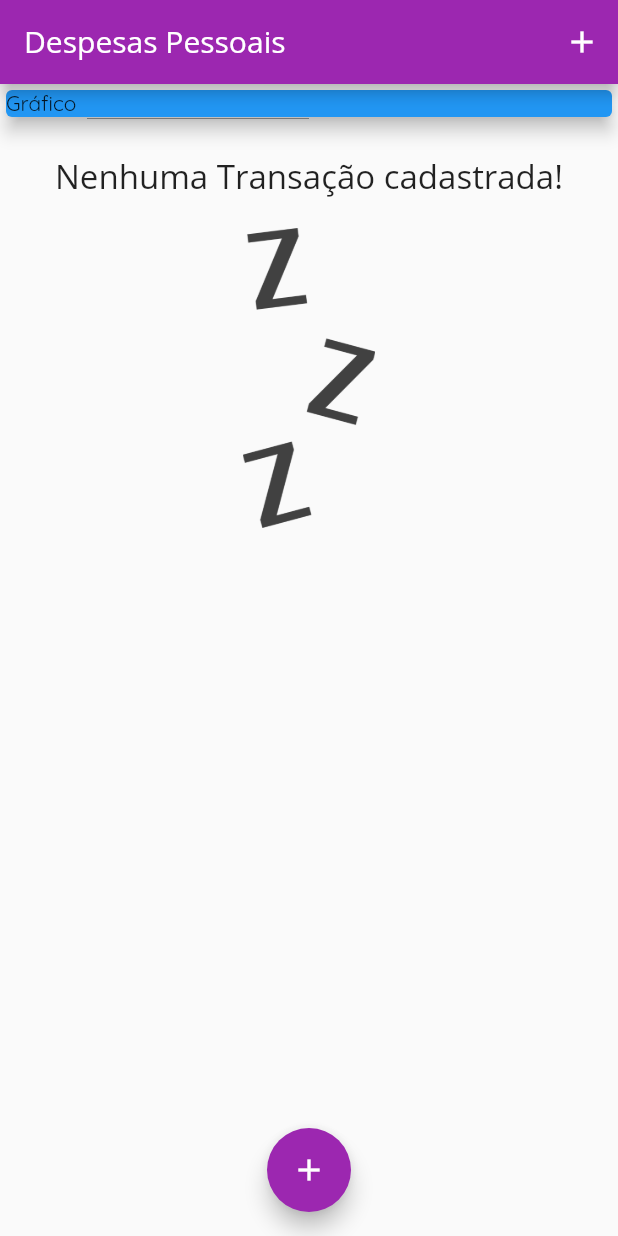
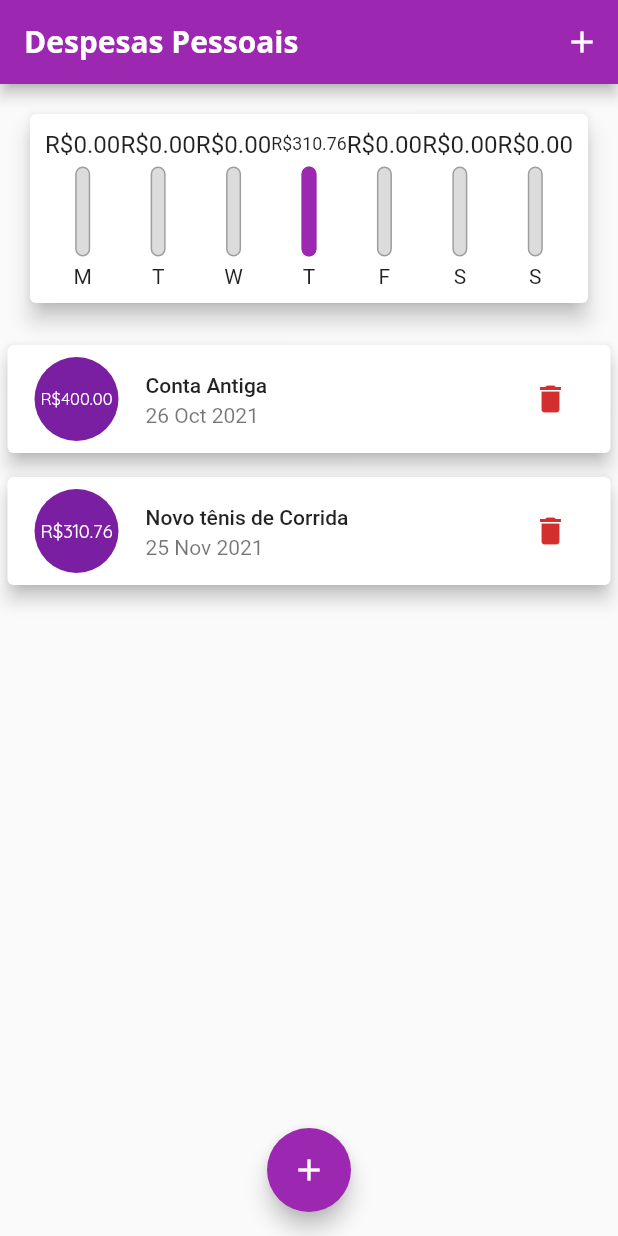
Before and after one commit to michel-klein/flutter-expenses, a Flutter app: the screen it shows after launch, on a phone screen of 412 x 824 dp. Run offline on Flutter 3.47's test engine with Material 2 defaults, Android fonts, the phone set to English and light mode, and no system bars.

Commit message:
Graph created; expense deletion added

```diff
--- a/lib/components/chart.dart
+++ b/lib/components/chart.dart
@@ -0,0 +1,67 @@
+import 'package:expenses/components/chart_bar.dart';
+
+import '../models/transaction.dart';
+import 'package:flutter/material.dart';
+import 'package:intl/intl.dart';
+
+class Chart extends StatelessWidget {
+  final List<Transaction> recentTransaction;
+
+  Chart(this.recentTransaction);
+
+  List<Map<String, Object>> get groupedTransactions {
+    return List.generate(7, (index) {
+      final weekDay = DateTime.now().subtract(
+        Duration(days: index),
+      );
+
+      double totalSum = 0.0;
+
+      for (var i = 0; i < recentTransaction.length; i++) {
+        bool sameDay = recentTransaction[i].date.day == weekDay.day;
+        bool sameMonth = recentTransaction[i].date.month == weekDay.month;
+        bool sameYear = recentTransaction[i].date.year == weekDay.year;
+
+        if (sameDay && sameMonth && sameYear) {
+          totalSum += recentTransaction[i].value;
+        }
+      }
+
+      return {
+        'day': DateFormat.E().format(weekDay)[0],
+        'value': totalSum,
+      };
+    }).reversed.toList();
+  }
+
+  double get _weekTotalValue {
+    return groupedTransactions.fold(0.0, (sum, tr) {
+      return sum + (tr['value'] as double);
+    });
+  }
+
+  @override
+  Widget build(BuildContext context) {
+    groupedTransactions;
+    return Card(
+      elevation: 6,
+      margin: EdgeInsets.all(20),
+      child: Padding(
+        padding: const EdgeInsets.all(10),
+        child: Row(
+          mainAxisAlignment: MainAxisAlignment.spaceAround,
+          children: groupedTransactions.map((tr) {
+            return Flexible(
+              fit: FlexFit.tight,
+              child: ChartBar(
+                  label: tr['day'].toString(),
+                  value: tr['value'] as double,
+                  percentage: _weekTotalValue == 0 ? 0 : (tr['value'] as double) / _weekTotalValue,
+                ),
+            );
+          }).toList(),
+        ),
+      ),
+    );
+  }
+}
--- /dev/null
+++ b/lib/components/chart_bar.dart
@@ -0,0 +1,62 @@
+import 'package:flutter/material.dart';
+
+class ChartBar extends StatelessWidget {
+  final String label;
+  final double value;
+  final double percentage;
+
+  ChartBar({
+    required this.label,
+    required this.value,
+    required this.percentage,
+  });
+
+  @override
+  Widget build(BuildContext context) {
+    return Column(
+      children: [
+        Container(
+          height: 20,
+          child: FittedBox(
+            child: Text('R\$${value.toStringAsFixed(2)}'),
+          ),
+        ),
+        SizedBox(
+          height: 5,
+        ),
+        Container(
+          height: 60,
+          width: 10,
+          child: Stack(
+            alignment: Alignment.bottomCenter,
+            children: [
+              Container(
+                decoration: BoxDecoration(
+                  border: Border.all(
+                    color: Colors.grey,
+                    width: 1.0,
+                  ),
+                  color: Color.fromRGBO(220, 220, 220, 1),
+                  borderRadius: BorderRadius.circular(5),
+                ),
+              ),
+              FractionallySizedBox(
+                heightFactor: percentage,
+                child: Container(
+                  decoration: BoxDecoration(
+                    color: Theme.of(context).primaryColor,
+                    borderRadius: BorderRadius.circular(5),
+                  ),
+                ),
+              ),
+            ],
+          ),
+        ),
+        SizedBox(
+          height: 5,
+        ),
+        Text(label),
+      ],
+    );
+  }
+}
--- a/lib/components/transaction_list.dart
+++ b/lib/components/transaction_list.dart
@@ -3,14 +3,18 @@ import '../models/transaction.dart';
 import 'package:intl/intl.dart';
 
 class TransactionList extends StatelessWidget {
-  List<Transaction> transactions;
+  final List<Transaction> transactions;
+  final void Function(String) onRemove;
 
-  TransactionList(this.transactions);
+  TransactionList(
+    this.transactions,
+    this.onRemove,
+  );
 
   @override
   Widget build(BuildContext context) {
     return Container(
-      height: 300,
+      height: 400,
       child: transactions.isEmpty
           ? Column(
               children: [
@@ -41,47 +45,33 @@ class TransactionList extends StatelessWidget {
               itemBuilder: (ctx, index) {
                 final tr = transactions[index];
                 return Card(
-                  child: Row(
-                    children: [
-                      Container(
+                  elevation: 5,
                   margin: EdgeInsets.symmetric(
-                          horizontal: 15,
-                          vertical: 10,
+                    vertical: 8,
+                    horizontal: 5,
                   ),
-                        decoration: BoxDecoration(
-                            border: Border.all(
-                          color: Theme.of(context).primaryColor,
-                          width: 2,
-                        )),
-                        padding: EdgeInsets.all(10),
-                        child: Text(
-                          'R\$ ${tr.value.toStringAsFixed(2)}',
-                          style: TextStyle(
-                            fontWeight: FontWeight.bold,
-                            fontSize: 20,
-                            color: Theme.of(context).primaryColor,
+                  child: ListTile(
+                    leading: CircleAvatar(
+                      radius: 30,
+                      child: Padding(
+                        padding: EdgeInsets.all(6),
+                        child: FittedBox(
+                          child: Text('R\$${tr.value.toStringAsFixed(2)}'),
                         ),
                       ),
                     ),
-                      Column(
-                        crossAxisAlignment: CrossAxisAlignment.start,
-                        children: [
-                          Text(
+                    title: Text(
                       tr.title,
-                            style: TextStyle(
-                              fontSize: 16,
-                              fontWeight: FontWeight.bold,
+                      style: Theme.of(context).textTheme.bodyText1,
                     ),
+                    subtitle: Text(
+                      DateFormat('d MMM y').format(tr.date),
                     ),
-                          Text(
-                            DateFormat('d MMM y').format(tr.date),
-                            style: TextStyle(
-                              color: Colors.grey[600],
+                    trailing: IconButton(
+                      onPressed: () => onRemove(tr.id),
+                      icon: Icon(Icons.delete),
+                      color: Theme.of(context).errorColor,
                     ),
-                          ),
-                        ],
-                      )
-                    ],
                   ),
                 );
               },
--- a/lib/main.dart
+++ b/lib/main.dart
@@ -1,3 +1,4 @@
+import 'package:expenses/components/chart.dart';
 import 'package:flutter/material.dart';
 import 'dart:math';
 import 'components/transaction_form.dart';
@@ -16,6 +17,22 @@ class ExpensesApp extends StatelessWidget {
       theme: ThemeData(
         primarySwatch: Colors.purple,
         fontFamily: 'Quicksand',
+        textTheme: ThemeData.light().textTheme.copyWith(
+              headline6: TextStyle(
+                fontFamily: 'OpenSans',
+                fontSize: 18,
+                fontWeight: FontWeight.bold,
+              ),
+            ),
+        appBarTheme: AppBarTheme(
+          textTheme: ThemeData.light().textTheme.copyWith(
+                headline6: TextStyle(
+                  fontFamily: 'OpenSans',
+                  fontSize: 20,
+                  fontWeight: FontWeight.bold,
+                ),
+              ),
+        ),
       ),
     );
   }
@@ -28,31 +45,45 @@ class MyHomePage extends StatefulWidget {
 
 class _MyHomePageState extends State<MyHomePage> {
   final List<Transaction> _transactions = [
-    // Transaction(
-    //     id: 't1',
-    //     title: 'Novo tênis de Corrida',
-    //     value: 310.76,
-    //     date: DateTime.now()),
-    // Transaction(
-    //   id: 't2',
-    //   title: 'Conta de Luz',
-    //   value: 211.30,
-    //   date: DateTime.now(),
-    // ),
+    Transaction(
+        id: 't1',
+        title: 'Conta Antiga',
+        value: 400.00,
+        date: DateTime.now().subtract(Duration(days: 33))),
+    Transaction(
+        id: 't2',
+        title: 'Novo tênis de Corrida',
+        value: 310.76,
+        date: DateTime.now().subtract(Duration(days: 3))),
   ];
 
-  _addTransaction(String title, double value) {
+  List<Transaction> get _recentTransactions {
+    return _transactions.where((tr) {
+      return tr.date.isAfter(DateTime.now().subtract(
+        Duration(days: 7),
+      ));
+    }).toList();
+  }
+
+  _addTransaction(String title, double value, DateTime date) {
     final newTransaction = Transaction(
-        id: Random().nextDouble().toString(),
-        title: title,
-        value: value,
-        date: DateTime.now());
+      id: Random().nextDouble().toString(),
+      title: title,
+      value: value,
+      date: date,
+    );
 
     setState(() {
       _transactions.add(newTransaction);
     });
 
     Navigator.of(context).pop();
+  }
+
+  _removeTransaction(String id) {
+    setState(() {
+      _transactions.removeWhere((tr) => tr.id == id);
+    });
   }
 
   _openTransactionFormModal(BuildContext context) {
@@ -86,14 +117,8 @@ class _MyHomePageState extends State<MyHomePage> {
           mainAxisAlignment: MainAxisAlignment.spaceAround,
           crossAxisAlignment: CrossAxisAlignment.stretch,
           children: [
-            Container(
-              child: Card(
-                child: Text('Gráfico'),
-                elevation: 5,
-                color: Colors.blue,
-              ),
-            ),
-            TransactionList(_transactions),
+            Chart(_recentTransactions),
+            TransactionList(_transactions, _removeTransaction),
           ],
         ),
       ),
```
Also changed, not shown: lib/components/transaction_form.dart (+62 -14 lines), 1 other file. Lines whose indentation alone changed are shown as unchanged.
